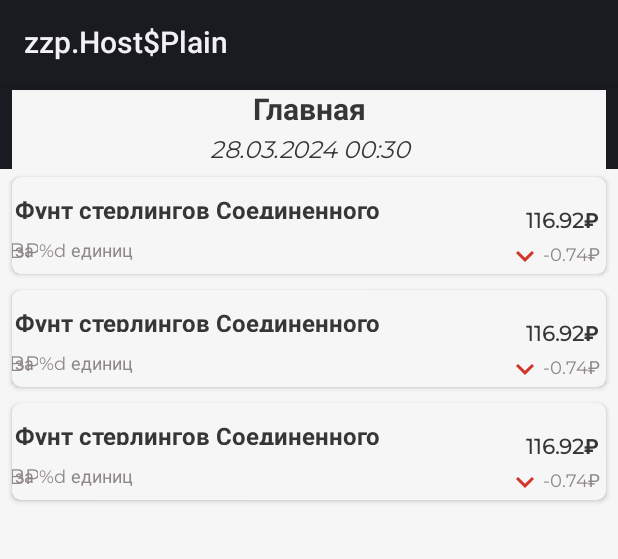
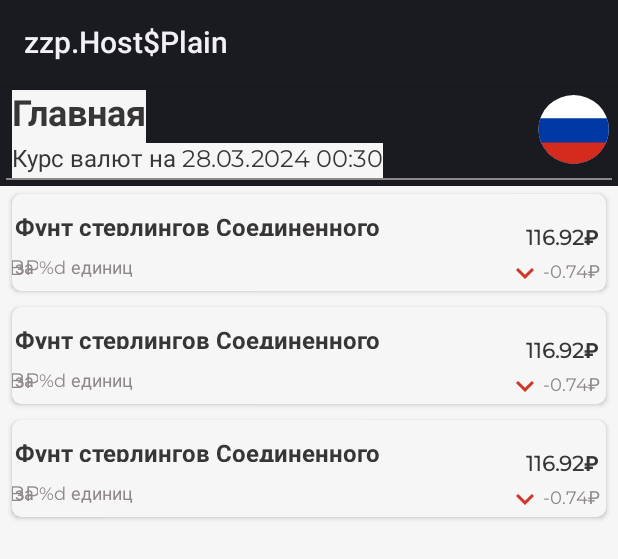
Before and after one commit to sergeygap/CurrencyExchange, an Android app: the layout fragment_currency.xml on its own in the app's theme, with its tools: preview values and no code run, on a phone screen of 412 x 824 dp. Shown: the top 559 px of the screen. Run offline under Robolectric (Android 15) with nearby library versions, the phone set to English and light mode, and no system bars.

Commit message:
update UI

```diff
--- a/app/src/main/res/values/themes.xml
+++ b/app/src/main/res/values/themes.xml
@@ -3,7 +3,8 @@
     <style name="Base.Theme.CurrencyExchange" parent="Theme.Material3.DayNight.NoActionBar">
         <!-- Customize your light theme here. -->
         <!-- <item name="colorPrimary">@color/my_light_primary</item> -->
-        <item name="android:statusBarColor">@color/grey</item>
+        <item name="android:statusBarColor">@color/grey_background</item>
+        <item name="android:windowLightStatusBar">true</item>
     </style>
 
     <style name="Theme.CurrencyExchange" parent="Base.Theme.CurrencyExchange" />
--- a/presentation/src/main/java/com/gap/presentation/CurrencyFragment.kt
+++ b/presentation/src/main/java/com/gap/presentation/CurrencyFragment.kt
@@ -39,7 +39,7 @@ class CurrencyFragment : Fragment() {
         adapter = CurrencyAdapter()
         binding.rvCurrency.adapter = adapter
         viewModel.timeLD.observe(viewLifecycleOwner) {
-            binding.tvLastUpdate.text = it
+            binding.tvLastUpdate.text = getString(R.string.currency_time, it)
         }
         viewModel.valuteListLD.observe(viewLifecycleOwner) {
             adapter.differ.submitList(it)
--- /dev/null
+++ b/presentation/src/main/res/drawable/russia.xml
@@ -0,0 +1,22 @@
+<vector xmlns:android="http://schemas.android.com/apk/res/android"
+    android:width="50dp"
+    android:height="49dp"
+    android:viewportWidth="50"
+    android:viewportHeight="49">
+  <group>
+    <clip-path
+        android:pathData="M0.986,23.418a23.438,22.585 0,1 0,46.875 0a23.438,22.585 0,1 0,-46.875 0z"/>
+    <path
+        android:pathData="M0,0H50V48.182H0V0Z"
+        android:fillColor="#ffffff"
+        android:fillType="evenOdd"/>
+    <path
+        android:pathData="M0,16.064H50V48.182H0V16.064Z"
+        android:fillColor="#0039A6"
+        android:fillType="evenOdd"/>
+    <path
+        android:pathData="M0,32.118H50V48.182H0V32.118Z"
+        android:fillColor="#D52B1E"
+        android:fillType="evenOdd"/>
+  </group>
+</vector>
--- a/presentation/src/main/res/layout/fragment_currency.xml
+++ b/presentation/src/main/res/layout/fragment_currency.xml
@@ -9,48 +9,66 @@
 
     <TextView
         android:id="@+id/tv_last_update_mock"
-        android:layout_width="0dp"
-        android:background="@color/grey_background"
+        android:layout_width="wrap_content"
         android:layout_height="wrap_content"
         android:layout_marginHorizontal="8dp"
         android:layout_marginTop="4dp"
+        android:background="@color/grey_background"
         android:fontFamily="@font/montserrat"
-        android:gravity="center"
+        android:gravity="start"
+        android:text="@string/main"
         android:textColor="@color/main_black"
-        android:textSize="20sp"
+        android:textSize="24sp"
         android:textStyle="bold"
-        app:layout_constraintEnd_toEndOf="parent"
         app:layout_constraintStart_toStartOf="parent"
-        app:layout_constraintTop_toTopOf="parent"
-        android:text="Главная" />
+        app:layout_constraintTop_toTopOf="parent" />
 
     <TextView
         android:id="@+id/tv_last_update"
-        android:layout_width="0dp"
+        android:layout_width="wrap_content"
         android:layout_height="wrap_content"
         android:layout_marginHorizontal="8dp"
+        android:background="@color/grey_background"
         android:fontFamily="@font/montserrat"
-        android:gravity="center"
+        android:gravity="start"
         android:textColor="@color/main_black"
         android:textSize="16sp"
-        android:textStyle="italic"
-        android:background="@color/grey_background"
+        android:textStyle="normal"
+        app:layout_constraintStart_toStartOf="parent"
+        app:layout_constraintTop_toBottomOf="@id/tv_last_update_mock"
+        tools:text="Курс валют на 28.03.2024 00:30" />
+
+    <ImageView
+        android:layout_width="wrap_content"
+        android:layout_height="wrap_content"
+        android:layout_margin="4dp"
+        android:src="@drawable/russia"
+        app:layout_constraintBottom_toTopOf="@+id/view"
+        app:layout_constraintEnd_toEndOf="parent"
+        app:layout_constraintTop_toTopOf="parent" />
+
+    <View
+        android:id="@+id/view"
+        android:layout_width="match_parent"
+        android:layout_height="1dp"
+        android:layout_marginHorizontal="4dp"
+        android:background="@color/grey"
         app:layout_constraintEnd_toEndOf="parent"
         app:layout_constraintStart_toStartOf="parent"
-        app:layout_constraintTop_toBottomOf="@id/tv_last_update_mock"
-        tools:text="28.03.2024 00:30" />
+        app:layout_constraintTop_toBottomOf="@id/tv_last_update" />
 
     <androidx.recyclerview.widget.RecyclerView
         android:id="@+id/rv_currency"
         android:layout_width="match_parent"
         android:layout_height="0dp"
+        android:layout_marginTop="4dp"
         android:background="@color/grey_background"
         android:visibility="visible"
         app:layoutManager="androidx.recyclerview.widget.LinearLayoutManager"
         app:layout_constraintBottom_toBottomOf="parent"
         app:layout_constraintEnd_toEndOf="parent"
         app:layout_constraintStart_toStartOf="parent"
-        app:layout_constraintTop_toBottomOf="@id/tv_last_update"
+        app:layout_constraintTop_toBottomOf="@id/view"
         tools:listitem="@layout/item_currency" />
 
 </androidx.constraintlayout.widget.ConstraintLayout>
--- a/presentation/src/main/res/values/strings.xml
+++ b/presentation/src/main/res/values/strings.xml
@@ -3,9 +3,8 @@
     <string name="flag_of_currency">flag of currency</string>
     <string name="za_hardcode">за %d единиц</string>
     <string name="state_of_currency">state of currency</string>
-    <!-- TODO: Remove or change this placeholder text -->
-    <string name="hello_blank_fragment">Hello blank fragment</string>
-    <string name="date_last_update">Дата и время последнего обновления:</string>
     <string name="currency_difference">%s₽</string>
     <string name="currency_value">%s₽</string>
+    <string name="currency_time">Курс валют на %s</string>
+    <string name="main">Главная</string>
 </resources>
```
